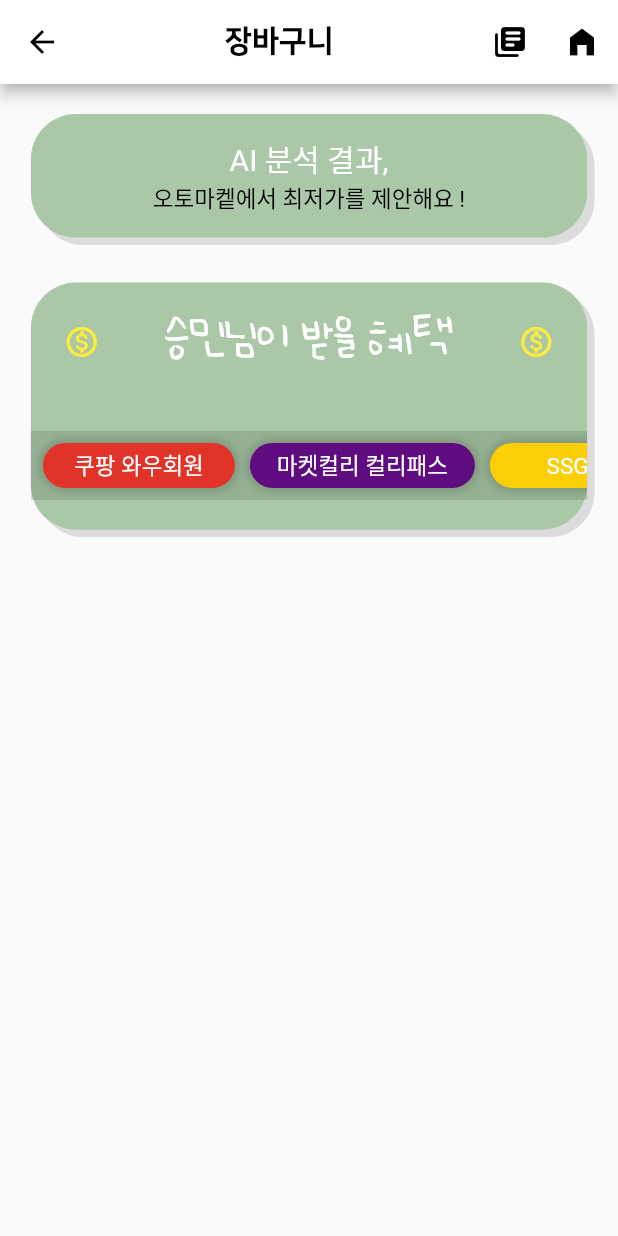
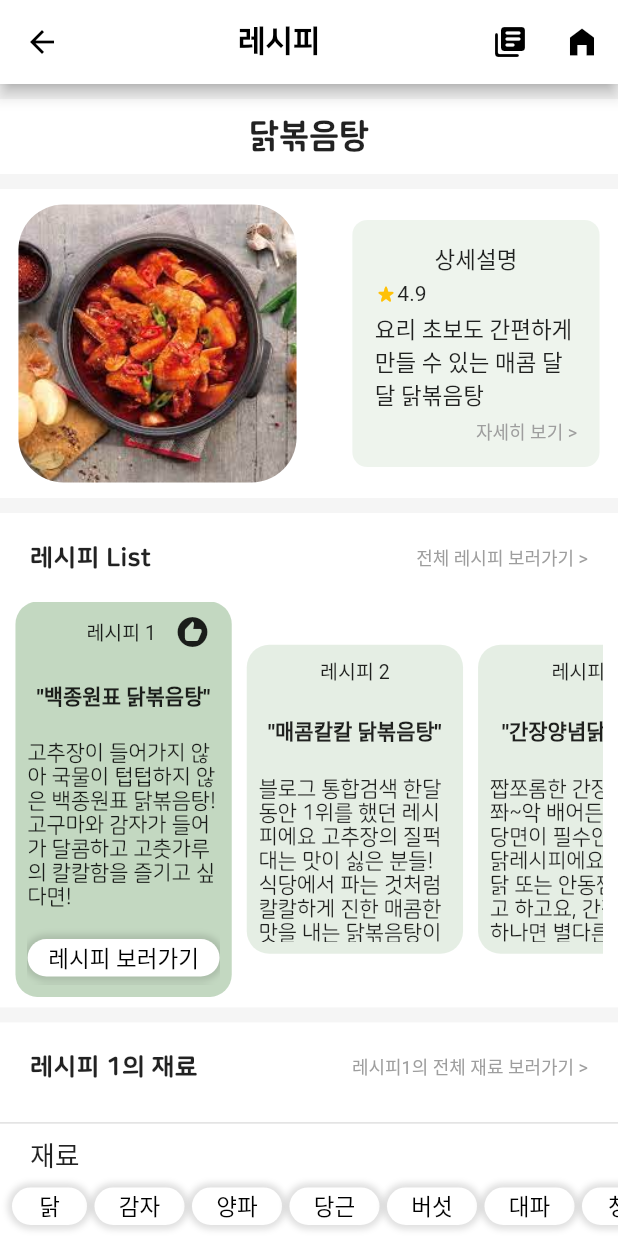
Before and after one commit to SoulTree-Lovers/AutoMarket, a Flutter app: the screen it shows after launch, after a tap on "닭볶음탕", on a phone screen of 412 x 824 dp. Run offline on Flutter 3.47's test engine with Material 2 defaults, Android fonts, the phone set to English and light mode, and no system bars; Roboto replaces fonts that are missing (Hind, KCC, Katuri).

Commit message:
레시피 페이지 구현

```diff
--- a/lib/screens/home_page.dart
+++ b/lib/screens/home_page.dart
@@ -1,7 +1,7 @@
 import 'dart:math';
 
-import 'package:automarket/screens/cart_page.dart';
 import 'package:automarket/screens/my_page.dart';
+import 'package:automarket/screens/recipe_page.dart';
 import 'package:automarket/widgets/default_button.dart';
 import 'package:automarket/widgets/food_card.dart';
 import 'package:flutter/material.dart';
@@ -440,7 +440,7 @@ class _HomePageState extends State<HomePage> {
                                   Navigator.push(
                                     context,
                                     MaterialPageRoute(
-                                      builder: (context) => const CartPage(),
+                                      builder: (context) => const RecipePage(),
                                     ),
                                   );
                                 },
--- /dev/null
+++ b/lib/screens/recipe_page.dart
@@ -0,0 +1,545 @@
+import 'package:automarket/screens/cart_page.dart';
+import 'package:automarket/widgets/default_button.dart';
+import 'package:flutter/material.dart';
+
+class RecipePage extends StatefulWidget {
+  const RecipePage({super.key});
+
+  @override
+  State<RecipePage> createState() => _RecipePageState();
+}
+
+class _RecipePageState extends State<RecipePage> {
+  @override
+  Widget build(BuildContext context) {
+    double screenHeight = MediaQuery.of(context).size.height;
+    double screenWidth = MediaQuery.of(context).size.width;
+    return Scaffold(
+      backgroundColor: Colors.grey[100],
+      appBar: AppBar(
+        backgroundColor: Colors.white,
+        foregroundColor: Colors.black,
+        title: const Center(
+          child: Text(
+            "레시피",
+            style: TextStyle(
+              fontFamily: "NanumSquare",
+              fontWeight: FontWeight.w900,
+              fontSize: 20,
+            ),
+          ),
+        ),
+        actions: [
+          IconButton(
+            onPressed: () {
+              Navigator.push(
+                context,
+                MaterialPageRoute(
+                  builder: (context) => const CartPage(),
+                ),
+              );
+            },
+            icon: const Icon(Icons.my_library_books_rounded),
+          ),
+          IconButton(
+            onPressed: () {},
+            icon: const Icon(Icons.home_filled),
+          ),
+        ],
+      ),
+      body: SingleChildScrollView(
+        child: Column(
+          children: [
+            const SizedBox(
+              height: 10,
+            ),
+            Container(
+              alignment: Alignment.center,
+              width: screenWidth,
+              decoration: const BoxDecoration(
+                color: Colors.white,
+              ),
+              height: 50,
+              child: const Text(
+                "닭볶음탕",
+                style: TextStyle(
+                  fontFamily: "NanumSquareRound",
+                  fontWeight: FontWeight.w900,
+                  fontSize: 22,
+                ),
+              ),
+            ),
+            const SizedBox(
+              height: 10,
+            ),
+            Container(
+              alignment: Alignment.center,
+              height: screenHeight * 0.25,
+              decoration: const BoxDecoration(
+                color: Colors.white,
+                boxShadow: [
+                  BoxShadow(
+                    color: Colors.grey,
+                    offset: Offset(0, 0),
+                    spreadRadius: -10,
+                    blurRadius: 10,
+                    blurStyle: BlurStyle.inner,
+                  ),
+                ],
+              ),
+              child: Padding(
+                padding: const EdgeInsets.all(8.0),
+                child: Row(
+                  mainAxisAlignment: MainAxisAlignment.spaceAround,
+                  children: [
+                    Container(
+                      decoration: BoxDecoration(
+                        borderRadius: BorderRadius.circular(30),
+                        image: const DecorationImage(
+                          image: AssetImage("assets/images/닭볶음탕.png"),
+                          fit: BoxFit.cover,
+                        ),
+                      ),
+                      width: screenWidth * 0.45,
+                      height: screenWidth * 0.45,
+                    ),
+                    const SizedBox(
+                      width: 20,
+                    ),
+                    Container(
+                      width: screenWidth * 0.4,
+                      height: screenWidth * 0.4,
+                      decoration: BoxDecoration(
+                        color: const Color(0xFFAAC8A7).withOpacity(0.2),
+                        borderRadius: BorderRadius.circular(10),
+                      ),
+                      child: Padding(
+                        padding: const EdgeInsets.all(15.0),
+                        child: Column(
+                          mainAxisAlignment: MainAxisAlignment.spaceBetween,
+                          children: [
+                            const Text(
+                              "상세설명",
+                              style: TextStyle(
+                                fontSize: 15,
+                                fontFamily: "Katuri",
+                                // fontFamily: "NanumSquare",
+                              ),
+                            ),
+                            Row(
+                              children: const [
+                                Icon(
+                                  Icons.star_rate_rounded,
+                                  size: 15,
+                                  color: Colors.amber,
+                                ),
+                                Text("4.9"),
+                              ],
+                            ),
+                            const Text(
+                              "요리 초보도 간편하게 만들 수 있는 매콤 달달 닭볶음탕",
+                              style: TextStyle(
+                                fontSize: 15,
+                              ),
+                            ),
+                            Row(
+                              mainAxisAlignment: MainAxisAlignment.end,
+                              children: const [
+                                Text(
+                                  "자세히 보기 >",
+                                  style: TextStyle(
+                                    color: Colors.grey,
+                                    fontSize: 12,
+                                  ),
+                                ),
+                              ],
+                            ),
+                          ],
+                        ),
+                      ),
+                    ),
+                  ],
+                ),
+              ),
+            ),
+            const SizedBox(height: 10),
+            Container(
+              color: Colors.white,
+              width: screenWidth,
+              height: screenHeight * 0.4,
+              child: Column(
+                children: [
+                  Padding(
+                    padding: const EdgeInsets.all(20.0),
+                    child: Row(
+                      mainAxisAlignment: MainAxisAlignment.spaceBetween,
+                      children: const [
+                        Text(
+                          "레시피 List",
+                          style: TextStyle(
+                            fontFamily: "NanumSquareRound",
+                            fontWeight: FontWeight.w900,
+                            fontSize: 17,
+                          ),
+                        ),
+                        Text(
+                          "전체 레시피 보러가기 >",
+                          style: TextStyle(
+                            color: Colors.grey,
+                            fontSize: 12,
+                          ),
+                        ),
+                      ],
+                    ),
+                  ),
+                  SizedBox(
+                    width: screenWidth * 0.95,
+                    child: SingleChildScrollView(
+                      scrollDirection: Axis.horizontal,
+                      child: Row(
+                        mainAxisAlignment: MainAxisAlignment.spaceEvenly,
+                        children: [
+                          Container(
+                            width: screenWidth * 0.35,
+                            height: screenHeight * 0.32,
+                            decoration: BoxDecoration(
+                              color: const Color(0xFFAAC8A7).withOpacity(0.7),
+                              borderRadius: BorderRadius.circular(15),
+                            ),
+                            child: Padding(
+                              padding: const EdgeInsets.all(8.0),
+                              child: SingleChildScrollView(
+                                child: Column(
+                                  children: [
+                                    Row(
+                                      mainAxisAlignment:
+                                          MainAxisAlignment.spaceAround,
+                                      children: const [
+                                        Text("      "),
+                                        Text(
+                                          "레시피 1",
+                                          style: TextStyle(
+                                            fontFamily: "KCC",
+                                            fontSize: 13,
+                                          ),
+                                        ),
+                                        Icon(
+                                          Icons.recommend_rounded,
+                                        ),
+                                      ],
+                                    ),
+                                    const SizedBox(
+                                      height: 20,
+                                    ),
+                                    const Text(
+                                      "\"백종원표 닭볶음탕\"",
+                                      style: TextStyle(
+                                        fontWeight: FontWeight.w900,
+                                      ),
+                                    ),
+                                    const SizedBox(
+                                      height: 20,
+                                    ),
+                                    const Text(
+                                      "고추장이 들어가지 않아 국물이 텁텁하지 않은 백종원표 닭볶음탕! 고구마와 감자가 들어가 달콤하고 고춧가루의 칼칼함을 즐기고 싶다면!",
+                                      style: TextStyle(
+                                        fontFamily: "NanumSquareRound",
+                                      ),
+                                    ),
+                                    const SizedBox(
+                                      height: 20,
+                                    ),
+                                    DefaultButton(
+                                      text: "레시피 보러가기",
+                                      buttonColor: Colors.white,
+                                    ),
+                                    const SizedBox(
+                                      height: 10,
+                                    ),
+                                    DefaultButton(
+                                      text: "장바구니 담기",
+                                      buttonColor: Colors.white,
+                                    ),
+                                  ],
+                                ),
+                              ),
+                            ),
+                          ),
+                          const SizedBox(
+                            width: 10,
+                          ),
+                          Container(
+                            width: screenWidth * 0.35,
+                            height: screenHeight * 0.25,
+                            decoration: BoxDecoration(
+                              color: const Color(0xFFAAC8A7).withOpacity(0.3),
+                              borderRadius: BorderRadius.circular(15),
+                            ),
+                            child: Padding(
+                              padding: const EdgeInsets.all(8.0),
+                              child: SingleChildScrollView(
+                                child: Column(
+                                  children: [
+                                    Row(
+                                      mainAxisAlignment:
+                                          MainAxisAlignment.center,
+                                      children: const [
+                                        Text(
+                                          "레시피 2",
+                                          style: TextStyle(
+                                            fontFamily: "KCC",
+                                            fontSize: 13,
+                                          ),
+                                        ),
+                                      ],
+                                    ),
+                                    const SizedBox(
+                                      height: 20,
+                                    ),
+                                    const Text(
+                                      "\"매콤칼칼 닭볶음탕\"",
+                                      style: TextStyle(
+                                        fontWeight: FontWeight.w900,
+                                      ),
+                                    ),
+                                    const SizedBox(
+                                      height: 20,
+                                    ),
+                                    const Text(
+                                      "블로그 통합검색 한달동안 1위를 했던 레시피에요 고추장의 질퍽대는 맛이 싫은 분들! 식당에서 파는 것처럼 칼칼하게 진한 매콤한 맛을 내는 닭볶음탕이에요 블로그에서 폭풍칭찬을 받았던 자신있는 레시피!",
+                                      style: TextStyle(
+                                        fontFamily: "NanumSquareRound",
+                                      ),
+                                    ),
+                                  ],
+                                ),
+                              ),
+                            ),
+                          ),
+                          const SizedBox(
+                            width: 10,
+                          ),
+                          Container(
+                            width: screenWidth * 0.35,
+                            height: screenHeight * 0.25,
+                            decoration: BoxDecoration(
+                              color: const Color(0xFFAAC8A7).withOpacity(0.3),
+                              borderRadius: BorderRadius.circular(15),
+                            ),
+                            child: Padding(
+                              padding: const EdgeInsets.all(8.0),
+                              child: SingleChildScrollView(
+                                child: Column(
+                                  children: [
+                                    Row(
+                                      mainAxisAlignment:
+                                          MainAxisAlignment.center,
+                                      children: const [
+                                        Text(
+                                          "레시피 3",
+                                          style: TextStyle(
+                                            fontFamily: "KCC",
+                                            fontSize: 13,
+                                          ),
+                                        ),
+                                      ],
+                                    ),
+                                    const SizedBox(
+                                      height: 20,
+                                    ),
+                                    const Text(
+                                      "\"간장양념닭볶음탕\"",
+                                      style: TextStyle(
+                                        fontWeight: FontWeight.w900,
+                                      ),
+                                    ),
+                                    const SizedBox(
+                                      height: 20,
+                                    ),
+                                    const Text(
+                                      "짭쪼롬한 간장 양념이 쫘~악 배어든 닭요리, 당면이 필수인 간장 찜닭레시피에요! 간장찜닭 또는 안동찜닭 이라고 하고요, 간장찜닭 하나면 별다른 추가 반찬 없이도 훌륭한 한 끼가 되어주는 메뉴예요. 맛보장 찜닭 황금 레시피이니 맛있는 간장 찜닭같이 만들어서 맛봐요!",
+                                      style: TextStyle(
+                                        fontFamily: "NanumSquareRound",
+                                      ),
+                                    ),
+                                  ],
+                                ),
+                              ),
+                            ),
+                          ),
+                        ],
+                      ),
+                    ),
+                  ),
+                ],
+              ),
+            ),
+            const SizedBox(
+              height: 10,
+            ),
+            Container(
+              color: Colors.white,
+              width: screenWidth,
+              height: screenHeight * 0.3,
+              child: Column(
+                children: [
+                  Padding(
+                    padding: const EdgeInsets.all(20.0),
+                    child: Row(
+                      mainAxisAlignment: MainAxisAlignment.spaceBetween,
+                      children: const [
+                        Text(
+                          "레시피 1의 재료",
+                          style: TextStyle(
+                            fontFamily: "NanumSquareRound",
+                            fontWeight: FontWeight.w900,
+                            fontSize: 17,
+                          ),
+                        ),
+                        Text(
+                          "레시피1의 전체 재료 보러가기 >",
+                          style: TextStyle(
+                            color: Colors.grey,
+                            fontSize: 12,
+                          ),
+                        ),
+                      ],
+                    ),
+                  ),
+                  const Divider(
+                    thickness: 1,
+                  ),
+                  Padding(
+                    padding: const EdgeInsets.only(left: 20),
+                    child: Row(
+                      children: const [
+                        Text(
+                          "재료",
+                          style: TextStyle(
+                            fontFamily: "KCC",
+                            fontSize: 18,
+                          ),
+                        ),
+                      ],
+                    ),
+                  ),
+                  SingleChildScrollView(
+                    scrollDirection: Axis.horizontal,
+                    child: Padding(
+                      padding: const EdgeInsets.all(8.0),
+                      child: Row(
+                        children: [
+                          DefaultButton(
+                            text: "닭",
+                            buttonWidth: 50,
+                          ),
+                          const SizedBox(
+                            width: 5,
+                          ),
+                          DefaultButton(
+                            text: "감자",
+                            buttonWidth: 60,
+                          ),
+                          const SizedBox(
+                            width: 5,
+                          ),
+                          DefaultButton(
+                            text: "양파",
+                            buttonWidth: 60,
+                          ),
+                          const SizedBox(
+                            width: 5,
+                          ),
+                          DefaultButton(
+                            text: "당근",
+                            buttonWidth: 60,
+                          ),
+                          const SizedBox(
+                            width: 5,
+                          ),
+                          DefaultButton(
+                            text: "버섯",
+                            buttonWidth: 60,
+                          ),
+                          const SizedBox(
+                            width: 5,
+                          ),
+                          DefaultButton(
+                            text: "대파",
+                            buttonWidth: 60,
+                          ),
+                          const SizedBox(
+                            width: 5,
+                          ),
+                          DefaultButton(
+                            text: "청양고추",
+                            buttonWidth: 90,
+                          ),
+                        ],
+                      ),
+                    ),
+                  ),
+                  const Divider(
+                    thickness: 2,
+                  ),
+                  Padding(
+                    padding: const EdgeInsets.only(left: 20),
+                    child: Row(
+                      children: const [
+                        Text(
+                          "양념",
+                          style: TextStyle(
+                            fontFamily: "KCC",
+                            fontSize: 18,
+                          ),
+                        ),
+                      ],
+                    ),
+                  ),
+                  SingleChildScrollView(
+                    scrollDirection: Axis.horizontal,
+                    child: Padding(
+                      padding: const EdgeInsets.all(8.0),
+                      child: Row(
+                        children: [
+                          DefaultButton(
+                            text: "간장",
+                            buttonWidth: 60,
+                          ),
+                          const SizedBox(
+                            width: 5,
+                          ),
+                          DefaultButton(
+                            text: "고춧가루",
+                            buttonWidth: 90,
+                          ),
+                          const SizedBox(
+                            width: 5,
+                          ),
+                          DefaultButton(
+                            text: "설탕",
+                            buttonWidth: 60,
+                          ),
+                          const SizedBox(
+                            width: 5,
+                          ),
+                          DefaultButton(
+                            text: "다진마늘",
+                            buttonWidth: 90,
+                          ),
+                        ],
+                      ),
+                    ),
+                  ),
+                  const Divider(
+                    thickness: 2,
+                  ),
+                ],
+              ),
+            )
+          ],
+        ),
+      ),
+    );
+  }
+}
```
